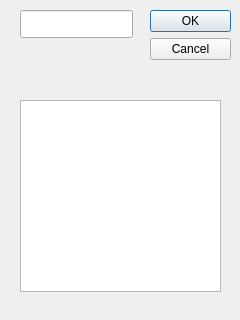
First picture: the form in ui/querydialog.ui, repository alenstar/youdao, before the edit.
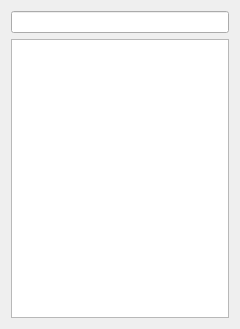
Second picture: the form after the edit.

Commit message: Add QueryThread class

Diff of the .ui file:
```diff
--- a/ui/querydialog.ui
+++ b/ui/querydialog.ui
@@ -7,48 +7,28 @@
     <x>0</x>
     <y>0</y>
     <width>240</width>
-    <height>320</height>
+    <height>329</height>
    </rect>
   </property>
   <property name="windowTitle">
    <string>Dialog</string>
   </property>
-  <widget class="QDialogButtonBox" name="buttonBox">
-   <property name="geometry">
-    <rect>
-     <x>150</x>
-     <y>10</y>
-     <width>81</width>
-     <height>301</height>
-    </rect>
-   </property>
-   <property name="orientation">
-    <enum>Qt::Vertical</enum>
-   </property>
-   <property name="standardButtons">
-    <set>QDialogButtonBox::Cancel|QDialogButtonBox::Ok</set>
-   </property>
-  </widget>
-  <widget class="QLineEdit" name="lineEdit">
-   <property name="geometry">
-    <rect>
-     <x>20</x>
-     <y>10</y>
-     <width>113</width>
-     <height>28</height>
-    </rect>
-   </property>
-  </widget>
-  <widget class="QTextBrowser" name="textBrowser">
-   <property name="geometry">
-    <rect>
-     <x>20</x>
-     <y>100</y>
-     <width>201</width>
-     <height>192</height>
-    </rect>
-   </property>
-  </widget>
+  <layout class="QGridLayout" name="gridLayout">
+   <item row="0" column="0">
+    <widget class="QLineEdit" name="lineEdit">
+     <property name="readOnly">
+      <bool>false</bool>
+     </property>
+    </widget>
+   </item>
+   <item row="1" column="0">
+    <widget class="QTextBrowser" name="textBrowser">
+     <property name="openExternalLinks">
+      <bool>false</bool>
+     </property>
+    </widget>
+   </item>
+  </layout>
  </widget>
  <resources/>
  <connections>
```
Left out of the diff: 37 changed lines with no effect on the pictures. The commit also changes 8 other files.
